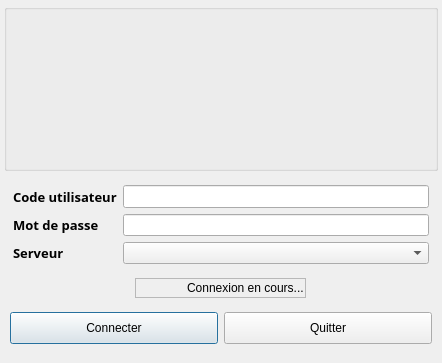
First picture: the form in teraplus/client/src/LoginDialog.ui, repository introlab/opentera, before the edit.
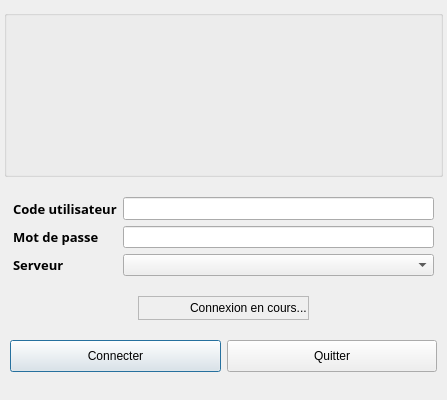
Second picture: the form after the edit. Icons and pictures are not drawn.

```diff
--- a/teraplus/client/src/LoginDialog.ui
+++ b/teraplus/client/src/LoginDialog.ui
@@ -9,14 +9,14 @@
    <rect>
     <x>0</x>
     <y>0</y>
-    <width>442</width>
-    <height>360</height>
+    <width>447</width>
+    <height>400</height>
    </rect>
   </property>
   <property name="maximumSize">
    <size>
     <width>450</width>
-    <height>360</height>
+    <height>400</height>
    </size>
   </property>
   <property name="windowTitle">
```
